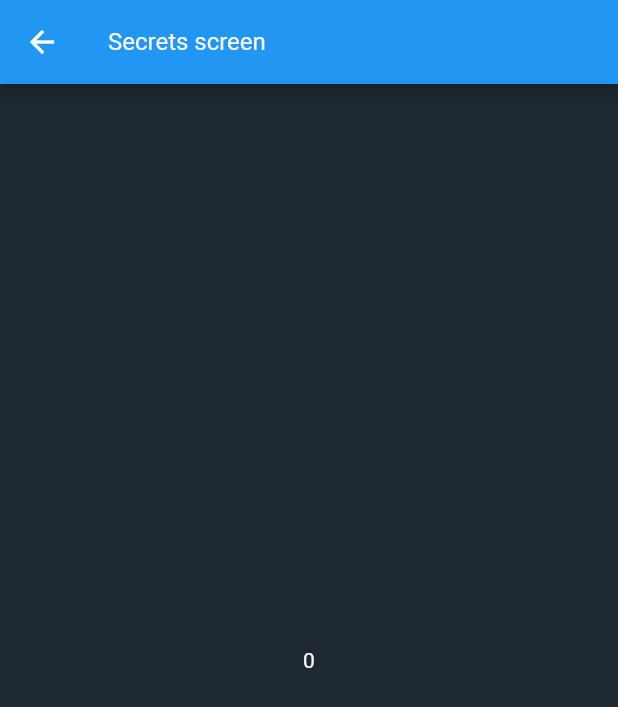
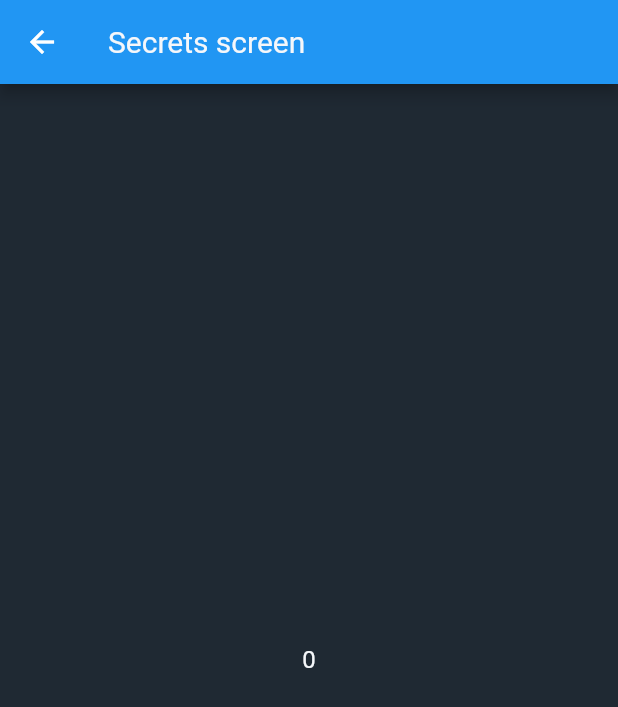
Before and after one commit to ImportAd/HsHelper, a Flutter app: the screen it shows after launch, after a tap on "Secrets", on a phone screen of 412 x 824 dp. Shown: the top 707 px of the screen. Run offline on Flutter 3.47's test engine with Material 2 defaults, Android fonts, the light colour scheme and no system bars; our stand-ins replace get; Roboto replaces fonts that are missing (OpenSans).

Commit message:
chore(theme) fixed width sizes

```diff
--- a/lib/config/theme.dart
+++ b/lib/config/theme.dart
@@ -9,12 +9,15 @@
   );
 }
 
+// ToDo: сделать адаптивное изменение шрифта соразмерно размеру экрана прямо в
+//textTheme при инициализации приложения(на main скрине)
+
 TextTheme textTheme() {
   return const TextTheme(
       titleSmall: TextStyle(
         color: AppColors.white,
         fontWeight: FontWeight.bold,
-      fontSize: 14,
+        fontSize: 12,
       ),
       titleMedium: TextStyle(
         color: AppColors.white,
@@ -29,17 +32,17 @@
       headlineSmall: TextStyle(
         color: AppColors.white,
         fontWeight: FontWeight.bold,
-      fontSize: 24,
+        fontSize: 12,
       ),
       headlineMedium: TextStyle(
         color: AppColors.white,
         fontWeight: FontWeight.bold,
-      fontSize: 12,
+        fontSize: 16,
       ),
       headlineLarge: TextStyle(
         color: AppColors.white,
         fontWeight: FontWeight.bold,
-      fontSize: 12,
+        fontSize: 20,
       ),
       bodySmall: TextStyle(
         color: AppColors.white,
@@ -51,13 +54,13 @@
         color: AppColors.white,
         fontFamily: 'OpenSans',
         fontWeight: FontWeight.w400,
-      fontSize: 14,
+        fontSize: 16,
       ),
       bodyLarge: TextStyle(
         color: AppColors.white,
         fontFamily: 'OpenSans',
         fontWeight: FontWeight.w400,
-      fontSize: 16,
+        fontSize: 20,
       ),
       labelSmall: TextStyle(
         color: AppColors.white,
@@ -69,13 +72,12 @@
         color: AppColors.white,
         fontFamily: 'OpenSans',
         fontWeight: FontWeight.bold,
-      fontSize: 12,
+        fontSize: 16,
       ),
       labelLarge: TextStyle(
         color: AppColors.white,
         fontFamily: 'OpenSans',
         fontWeight: FontWeight.bold,
-      fontSize: 12,
-    )
-  );
+        fontSize: 20,
+      ));
 }
```
Lines whose indentation alone changed are shown as unchanged.
